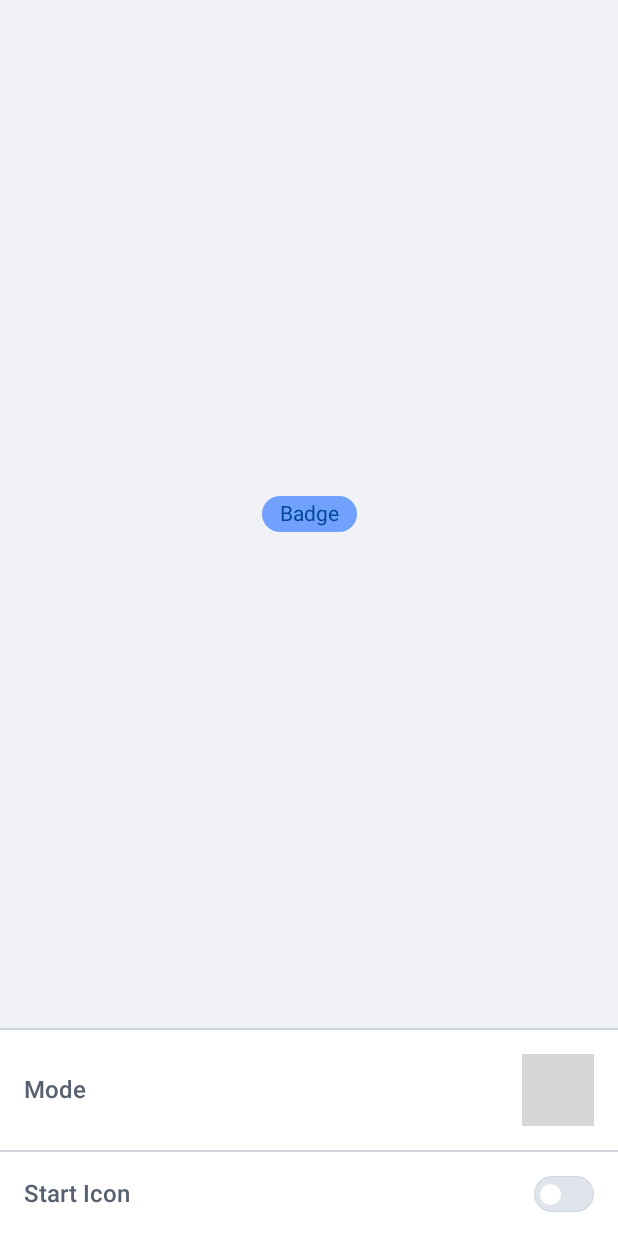
After one commit to LincolnStuart/fun-blocks, an Android app built with Jetpack Compose: the composable BadgeScreen shown on its own in the app's theme, on a phone screen of 412 x 824 dp. The commit adds this screen. Run offline under Robolectric (Android 15) with nearby library versions, the phone set to English and light mode, and no system bars; our stand-ins replace Voyager; libraries missing offline, so code that uses them is left out: compose.icons, compose.icons.tablericons; 3 statements that could not run were skipped; grey boxes are pictures that could not be loaded.

Commit message:
feat: badge on sample (#7)
* feat: badge on sample

* chore: switch button option improvements

```diff
--- a/components/essentials/src/main/java/me/lincolnstuart/funblocks/essentials/form/switchbutton/SwitchButtonOption.kt
+++ b/components/essentials/src/main/java/me/lincolnstuart/funblocks/essentials/form/switchbutton/SwitchButtonOption.kt
@@ -1,13 +1,16 @@
 package me.lincolnstuart.funblocks.essentials.form.switchbutton
 
-import androidx.compose.foundation.layout.Column
+import androidx.compose.foundation.background
 import androidx.compose.foundation.layout.Row
 import androidx.compose.foundation.layout.fillMaxWidth
+import androidx.compose.foundation.layout.padding
 import androidx.compose.runtime.Composable
 import androidx.compose.ui.Alignment
 import androidx.compose.ui.Modifier
 import me.lincolnstuart.funblocks.core.text.Text
-import me.lincolnstuart.funblocks.essentials.helper.SimpleItem
+import me.lincolnstuart.funblocks.core.text.utils.TextMode
+import me.lincolnstuart.funblocks.foundation.ui.token.color.FunBlocksColors
+import me.lincolnstuart.funblocks.foundation.ui.token.content.spacing.FunBlocksSpacing
 
 /**
  * Switch option. Based on [SwitchButton].
@@ -25,14 +28,17 @@ public fun SwitchButtonOption(
     modifier: Modifier = Modifier
 ) {
     Row(
-        modifier = modifier.fillMaxWidth(),
+        modifier = modifier
+            .fillMaxWidth()
+            .background(FunBlocksColors.Surface.value())
+            .padding(FunBlocksSpacing.small),
         verticalAlignment = Alignment.CenterVertically
     ) {
-        Column(modifier = Modifier.weight(1f)) {
-            SimpleItem {
-                Text(description)
-            }
-        }
+        Text(
+            text = description,
+            mode = TextMode.Subtitle(),
+            modifier = Modifier.weight(1f)
+        )
         SwitchButton(isOn = isOn, onClick = onClick)
     }
 }
--- a/sample/src/main/java/me/lincolnstuart/funblocks/sample/screens/MiscComponentsScreen.kt
+++ b/sample/src/main/java/me/lincolnstuart/funblocks/sample/screens/MiscComponentsScreen.kt
@@ -12,7 +12,8 @@ import cafe.adriel.voyager.navigator.currentOrThrow
 import me.lincolnstuart.funblocks.core.surface.Surface
 import me.lincolnstuart.funblocks.essentials.list.SimpleListItem
 import me.lincolnstuart.funblocks.foundation.ui.theme.FunBlocksTheme
-import me.lincolnstuart.funblocks.sample.screens.misc.avatar.AvatarScreen
+import me.lincolnstuart.funblocks.sample.screens.misc.AvatarScreen
+import me.lincolnstuart.funblocks.sample.screens.misc.BadgeScreen
 
 class MiscComponentsScreen : Screen {
 
@@ -29,6 +30,9 @@ class MiscComponentsScreen : Screen {
                     SimpleListItem(title = "Avatar") {
                         navigator.push(AvatarScreen())
                     }
+                    SimpleListItem(title = "Badge") {
+                        navigator.push(BadgeScreen())
+                    }
                 }
             }
         }
--- a/sample/src/main/java/me/lincolnstuart/funblocks/sample/screens/misc/avatar/AvatarScreen.kt
+++ b/sample/src/main/java/me/lincolnstuart/funblocks/sample/screens/misc/AvatarScreen.kt
@@ -1,4 +1,4 @@
-package me.lincolnstuart.funblocks.sample.screens.misc.avatar
+package me.lincolnstuart.funblocks.sample.screens.misc
 
 import androidx.compose.foundation.background
 import androidx.compose.foundation.layout.Box
--- /dev/null
+++ b/sample/src/main/java/me/lincolnstuart/funblocks/sample/screens/misc/BadgeScreen.kt
@@ -0,0 +1,90 @@
+package me.lincolnstuart.funblocks.sample.screens.misc
+
+import androidx.compose.foundation.background
+import androidx.compose.foundation.layout.Box
+import androidx.compose.foundation.layout.Column
+import androidx.compose.foundation.layout.fillMaxSize
+import androidx.compose.foundation.layout.fillMaxWidth
+import androidx.compose.runtime.Composable
+import androidx.compose.runtime.getValue
+import androidx.compose.runtime.mutableStateOf
+import androidx.compose.runtime.remember
+import androidx.compose.runtime.setValue
+import androidx.compose.ui.Alignment
+import androidx.compose.ui.Modifier
+import androidx.compose.ui.graphics.vector.ImageVector
+import cafe.adriel.voyager.core.screen.Screen
+import compose.icons.TablerIcons
+import compose.icons.tablericons.CircleDashed
+import me.lincolnstuart.funblocks.core.surface.Surface
+import me.lincolnstuart.funblocks.core.text.Text
+import me.lincolnstuart.funblocks.essentials.form.radiobutton.RadioButtonGroup
+import me.lincolnstuart.funblocks.essentials.form.switchbutton.SwitchButtonOption
+import me.lincolnstuart.funblocks.essentials.misc.accordion.Accordion
+import me.lincolnstuart.funblocks.essentials.misc.badge.Badge
+import me.lincolnstuart.funblocks.essentials.misc.badge.utils.BadgeMode
+import me.lincolnstuart.funblocks.essentials.misc.divider.HorizontalDivider
+import me.lincolnstuart.funblocks.foundation.ui.theme.FunBlocksTheme
+import me.lincolnstuart.funblocks.foundation.ui.token.color.FunBlocksColors
+
+class BadgeScreen : Screen {
+
+    @Composable
+    override fun Content() {
+        FunBlocksTheme {
+            Surface(
+                modifier = Modifier
+                    .fillMaxSize()
+            ) {
+                BadgeOptions()
+            }
+        }
+    }
+
+    @Composable
+    private fun BadgeOptions() {
+        var mode: BadgeMode by remember {
+            mutableStateOf(BadgeMode.Info)
+        }
+        var icon: ImageVector? by remember {
+            mutableStateOf(null)
+        }
+        Column {
+            Box(
+                modifier = Modifier
+                    .fillMaxWidth()
+                    .weight(1f)
+                    .background(color = FunBlocksColors.SurfaceMedium.value()),
+                contentAlignment = Alignment.Center
+            ) {
+                Badge(
+                    description = "Badge",
+                    mode = mode,
+                    startIcon = icon
+                )
+            }
+            HorizontalDivider()
+            Accordion(title = "Mode") {
+                RadioButtonGroup(
+                    options = listOf(
+                        BadgeMode.Info,
+                        BadgeMode.Warning,
+                        BadgeMode.Success,
+                        BadgeMode.Error
+                    ),
+                    selectedOption = mode,
+                    onSelectOption = { mode = it }
+                ) {
+                    Text(text = it.name)
+                }
+            }
+            SwitchButtonOption(
+                description = "Start Icon",
+                isOn = icon != null,
+                onClick = {
+                    icon = if (icon == null) TablerIcons.CircleDashed else null
+                }
+            )
+        }
+    }
+}
```
Also changed, not shown: 1 other file.
